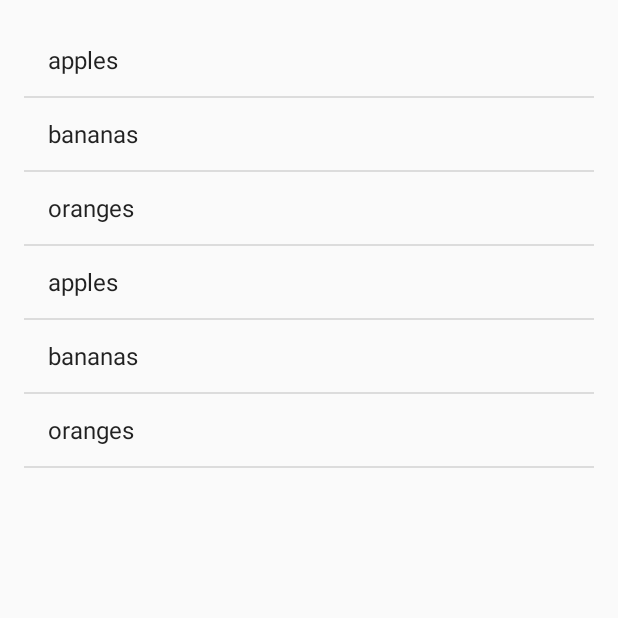
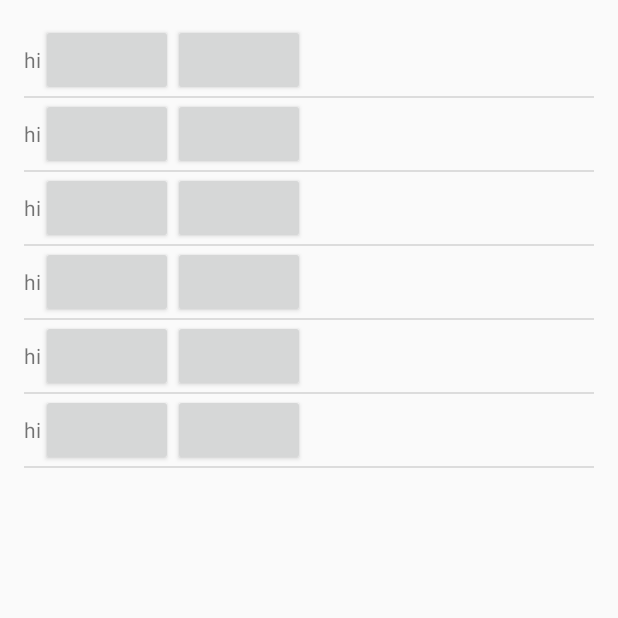
Before and after one commit to SPK44/culinarycomrade, an Android app: the inventory screen opened directly, with no data from a screen before it, on a phone screen of 412 x 824 dp, the top half of it. Run offline under Robolectric (Android 15) with nearby library versions, the phone set to English and light mode, and no system bars; libraries missing offline, so code that uses them is left out: com.readystatesoftware.sqliteasset.

Commit message:
Continues work implementing ingredientView in inventory (but not shoppinglist yet)

```diff
--- /dev/null
+++ b/app/src/main/java/com/uri/team21/culinarycommrade/ingredientAdapter.java
@@ -0,0 +1,52 @@
+package com.uri.team21.culinarycommrade;
+
+/**
+ * Created by Shaps on 3/26/2017.
+ */
+
+
+import android.content.Context;
+import java.util.List;
+import android.widget.AdapterView.OnItemClickListener;
+import android.view.LayoutInflater;
+import android.widget.TextView;
+import android.widget.Button;
+import android.view.View;
+import android.view.ViewGroup;
+import android.widget.AdapterView;
+import android.widget.ArrayAdapter;
+import java.util.ArrayList;
+
+public class ingredientAdapter extends ArrayAdapter<ingredientView> {
+
+    ArrayList<ingredientView> ingredients = new ArrayList<>();
+    private Context mContext;
+    private ArrayList<String> ingredNames;
+
+
+    public ingredientAdapter(Context context, int textViewResourceId, ArrayList<ingredientView> objects) {
+        super(context, textViewResourceId, objects);
+        mContext = context;
+        System.out.println(objects);
+    }
+
+    @Override
+    public View getView(int position, View convertView, ViewGroup parent) {
+        ingredientView view;
+        View v = convertView;
+
+        if(convertView == null){
+            view = new ingredientView(mContext);
+        } else {
+            view = (ingredientView) convertView;
+        }
+
+        LayoutInflater inflater = (LayoutInflater) getContext().getSystemService(Context.LAYOUT_INFLATER_SERVICE);
+        //v = inflater.inflate(R.layout.ingredientlayout, null);
+        view.setIngredientName("hi");
+        //TextView textView = (TextView) view.findViewById(R.id.textView);
+        //Button shop = (Button) v.findViewById(R.id.button);
+        //textView.setText(ingredients.get(position).getName());
+        return view;
+    }
+}
--- a/app/src/main/java/com/uri/team21/culinarycommrade/ingredientView.java
+++ b/app/src/main/java/com/uri/team21/culinarycommrade/ingredientView.java
@@ -14,6 +14,8 @@ public class ingredientView extends LinearLayout {
     private TextView ingredientName;
     private Button inventoryButton;
     private Button shoppingButton;
+    private String id;
+
 
     public ingredientView(Context context){
         super(context);
@@ -22,12 +24,52 @@ public class ingredientView extends LinearLayout {
         shoppingButton = new Button(context);
 
         addView(ingredientName);
+        addView(inventoryButton);
+        addView(shoppingButton);
+
+        id = "unset";
+        setIngredientName(id);
+
+        DataAccessor dataAccess = new DataAccessor(this.getContext());
     }
 
+    public ingredientView(Context context, String name){
+        super(context);
+        ingredientName = new TextView(context);
+        inventoryButton = new Button(context);
+        shoppingButton = new Button(context);
+
+        addView(ingredientName);
+        addView(inventoryButton);
+        addView(shoppingButton);
+
+        id = name;
+        setIngredientName(id);
+
+        DataAccessor dataAccess = new DataAccessor(this.getContext());
+    }
+
+
     public void setName(String name){
-        ingredientName.setText(name);
+        id = name;
+        ingredientName.setText(id);
     }
+
+    public String getName(){
+        return id;
+    }
+
+    public void setClickListener(OnClickListener listener){
+        inventoryButton.setOnClickListener(listener);
+        shoppingButton.setOnClickListener(listener);
+    }
+
+    public void inventoryClick(){
+        setIngredientName("butt");
+    }
+
     public void setIngredientName(String name){
-        ingredientName.setText(name);
+        id = name;
+        ingredientName.setText(id);
     }
 }
--- a/app/src/main/java/com/uri/team21/culinarycommrade/inventory.java
+++ b/app/src/main/java/com/uri/team21/culinarycommrade/inventory.java
@@ -16,11 +16,14 @@ import static android.content.ContentValues.TAG;
 public class inventory extends ListActivity {
     /** Called when the activity is first created. */
     ListView list;
-    private List<String> List_file;
+    private ArrayList<ingredientView> List_file;
+    private List<String> list_file_names;
+
     public void onCreate(Bundle savedInstanceState) {
         super.onCreate(savedInstanceState);
         setContentView(R.layout.activity_inventory);
-        List_file = new ArrayList<String>();
+        List_file = new ArrayList<ingredientView>();
+        list_file_names = new ArrayList<String>();
         list = (ListView) findViewById(android.R.id.list);
         CreateListView();
     }
@@ -38,15 +41,15 @@ public class inventory extends ListActivity {
         for (int i = 0; i < inventory.size(); i++) {
             String ingredient = inventory.get(i);
             //TODO: make ingredientViews to add to list
-            //ingredientView ingredientView = new ingredientView(concat);
+            ingredientView ingredientView = new ingredientView(this, ingredient);
             if(!(ingredient.equals("null"))) {
-                List_file.add(ingredient);
+                List_file.add(ingredientView);
                 Log.d(TAG, "adding " + ingredient + " to list_file");
             }
         }
 
         //Create an adapter for the listView and add the ArrayList to the adapter.
-        list.setAdapter(new ArrayAdapter<String>(inventory.this, android.R.layout.simple_list_item_1,List_file));
+        list.setAdapter(new ingredientAdapter(inventory.this, R.layout.ingredientlayout, List_file));
         list.setOnItemClickListener(new OnItemClickListener()
         {
             @Override
--- a/app/src/main/java/com/uri/team21/culinarycommrade/recipe.java
+++ b/app/src/main/java/com/uri/team21/culinarycommrade/recipe.java
@@ -24,7 +24,7 @@ public class recipe extends Activity {
         String  recipeName = "Apple Pie";
 
         ListView ingList = (ListView)findViewById(R.id.list1);
-        ListView dirList = (ListView)findViewById(R.id.list2);
+        ListView dirList = (ListView)findViewById(R.id.list_recipe);
         TextView recName = (TextView) findViewById(R.id.text);
 
         recName.setText(recipeName);
--- a/app/src/main/res/layout/activity_inventory.xml
+++ b/app/src/main/res/layout/activity_inventory.xml
@@ -11,9 +11,11 @@
     tools:context="com.uri.team21.culinarycommrade.inventory">
 
     <ListView
+        android:layout_width="match_parent"
+        android:layout_height="match_parent"
         android:id="@android:id/list"
-        android:layout_width="fill_parent"
-        android:layout_height="fill_parent"
-        android:layout_centerHorizontal="true"
-        android:layout_alignParentTop="true" />
+        android:layout_alignParentTop="true"
+        android:layout_alignParentLeft="true"
+        android:layout_alignParentStart="true" />
+
 </RelativeLayout>
--- a/app/src/main/res/layout/activity_recipe.xml
+++ b/app/src/main/res/layout/activity_recipe.xml
@@ -31,7 +31,7 @@
         android:layout_alignParentStart="true" />
 
     <ListView
-        android:id="@+id/list2"
+        android:id="@+id/list_recipe"
         android:layout_width="368dp"
         android:layout_height="291dp"
         tools:layout_editor_absoluteX="8dp"
--- a/app/src/main/res/layout/activity_shoppinglist.xml
+++ b/app/src/main/res/layout/activity_shoppinglist.xml
@@ -11,7 +11,7 @@
     tools:context="com.uri.team21.culinarycommrade.shoppinglist">
 
     <ListView
-        android:id="@android:id/list"
+        android:id="@+id/list_shop"
         android:layout_width="fill_parent"
         android:layout_height="fill_parent"
         android:layout_centerHorizontal="true"
```
Also changed, not shown: app/src/main/res/layout/activity_main.xml (+17 -14 lines), app/src/main/res/layout/ingredientlayout.xml (added, +24 -0 lines).
